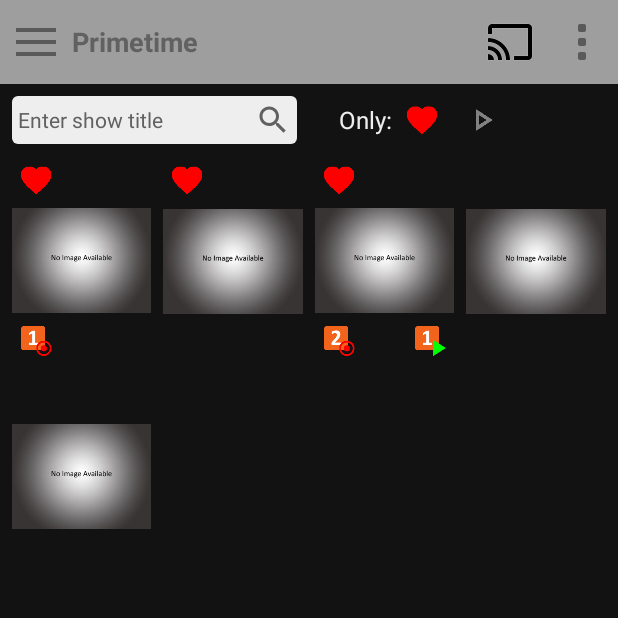
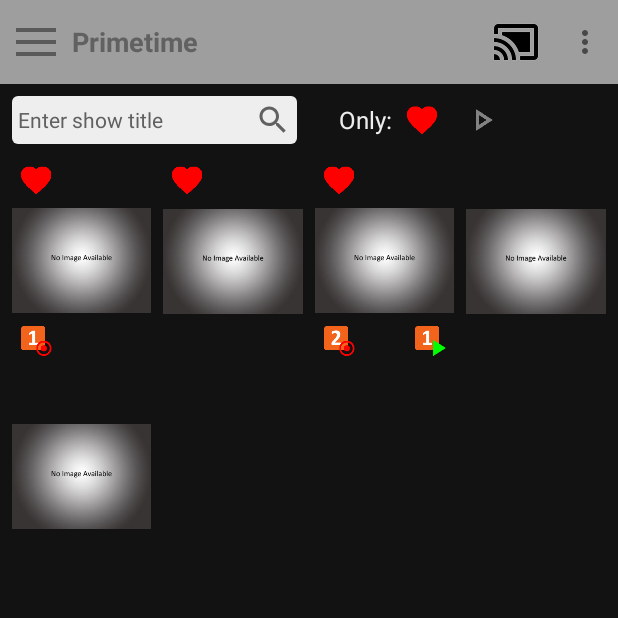
Before and after one commit to MikeMayfield/DroidTV7c, an Android app: the screen it shows after launch (MainActivity), on a phone screen of 412 x 824 dp, the top half of it. Run offline under Robolectric (Android 15) with nearby library versions, the phone set to English and light mode, and no system bars; our stand-ins replace data binding; pictures from the network do not load; 2 statements that could not run were skipped.

Commit message:
update topBar popup menu

```diff
--- a/app/src/main/java/com/nds/droidtv/MainActivity.kt
+++ b/app/src/main/java/com/nds/droidtv/MainActivity.kt
@@ -1,7 +1,7 @@
 package com.nds.droidtv
 
+import android.os.Bundle
 import androidx.appcompat.app.AppCompatActivity
-import android.os.Bundle
 import com.nds.droidtv.ui.serieslist.SeriesListFragment
 import com.nds.droidtv2.R
 
--- a/app/src/main/java/com/nds/droidtv/ui/serieslist/SeriesListFragment.kt
+++ b/app/src/main/java/com/nds/droidtv/ui/serieslist/SeriesListFragment.kt
@@ -1,15 +1,12 @@
 package com.nds.droidtv.ui.serieslist
 
-import android.app.Activity
 import android.os.Bundle
+import android.view.*
 import androidx.fragment.app.Fragment
-import android.view.LayoutInflater
-import android.view.View
-import android.view.ViewGroup
 import android.widget.Toast
+import androidx.appcompat.app.AppCompatActivity
 import androidx.databinding.DataBindingUtil
 import androidx.recyclerview.widget.GridLayoutManager
-import com.nds.droidtv.MainActivity
 import com.nds.droidtv.adapters.SeriesDialogAdapter
 import com.nds.droidtv.adapters.SeriesListAdapter
 import com.nds.droidtv.common.views.SeriesListDialog
@@ -28,7 +25,6 @@ class SeriesListFragment : Fragment() , SeriesListViewModelCallback, SeriesDialo
         fun newInstance() = SeriesListFragment()
     }
 
-
     override fun onCreateView(
         inflater: LayoutInflater, container: ViewGroup?,
         savedInstanceState: Bundle?
@@ -37,19 +33,18 @@ class SeriesListFragment : Fragment() , SeriesListViewModelCallback, SeriesDialo
         return binding.root
     }
 
-    override fun onActivityCreated(savedInstanceState: Bundle?) {
-        super.onActivityCreated(savedInstanceState)
+    override fun onViewCreated(view: View, savedInstanceState: Bundle?) {
+        super.onViewCreated(view, savedInstanceState)
         SeriesListViewModel(this).loadData()
         init()
     }
 
-
     private fun init() {
         val topbar = binding.topBar
+        (activity as AppCompatActivity).setSupportActionBar(topbar.toolbar)
+        setHasOptionsMenu(true)
         topbar.topBarClickListener = TopBarClickHandler()
         topbar.isLeftMenuShow = true
-        topbar.isRightBtnShow = true
-        topbar.isRightMenuShow = true
         topbar.title.text = getString(R.string.series_list_top_bar_title)
         topbar.isTitleShow = true
 
@@ -100,4 +95,26 @@ class SeriesListFragment : Fragment() , SeriesListViewModelCallback, SeriesDialo
         Toast.makeText(activity, "item $data clicked.", Toast.LENGTH_SHORT).show()
         dialog.dismiss()
     }
+
+    override fun onCreateOptionsMenu(menu: Menu, inflater: MenuInflater) {
+        inflater.inflate(R.menu.toolbar_popup_menu, menu);
+    }
+
+    override fun onOptionsItemSelected(item: MenuItem): Boolean {
+        return when (item.itemId) {
+            R.id.castToTv -> {
+                Toast.makeText(context, "Cast to Tv clicked.", Toast.LENGTH_SHORT).show()
+                true
+            }
+            R.id.castingBtn -> {
+                Toast.makeText(context, "Casting button clicked.", Toast.LENGTH_SHORT).show()
+                true
+            }
+            R.id.preferences -> {
+                Toast.makeText(context, "Preferences clicked.", Toast.LENGTH_SHORT).show()
+                true
+            }
+            else -> super.onOptionsItemSelected(item)
+        }
+    }
 }
--- a/app/src/main/res/layout/main_activity.xml
+++ b/app/src/main/res/layout/main_activity.xml
@@ -1,7 +1,11 @@
 <?xml version="1.0" encoding="utf-8"?>
-<FrameLayout xmlns:android="http://schemas.android.com/apk/res/android"
-    xmlns:tools="http://schemas.android.com/tools"
-    android:id="@+id/container"
+<androidx.constraintlayout.widget.ConstraintLayout
+    xmlns:android="http://schemas.android.com/apk/res/android"
     android:layout_width="match_parent"
-    android:layout_height="match_parent"
-    tools:context=".MainActivity" />
+    android:layout_height="match_parent">
+    <FrameLayout
+        android:id="@+id/container"
+        android:layout_width="match_parent"
+        android:layout_height="match_parent"/>
+
+</androidx.constraintlayout.widget.ConstraintLayout>
--- a/app/src/main/res/layout/series_list_portrait_fragment.xml
+++ b/app/src/main/res/layout/series_list_portrait_fragment.xml
@@ -1,6 +1,5 @@
 <?xml version="1.0" encoding="utf-8"?>
 <layout
-    xmlns:tools="http://schemas.android.com/tools"
     xmlns:android="http://schemas.android.com/apk/res/android"
     xmlns:app="http://schemas.android.com/apk/res-auto">
 
@@ -9,22 +8,20 @@
         android:layout_height="match_parent">
 
         <FrameLayout
-            android:id="@+id/llTopbar"
+            android:id="@+id/topBarContainer"
             android:layout_width="match_parent"
             android:layout_height="?actionBarSize"
             android:layout_gravity="center_vertical"
             app:layout_constraintTop_toTopOf="parent">
-
             <include
                 android:id="@+id/topBar"
                 layout="@layout/topbar" />
-
         </FrameLayout>
 
         <EditText
             android:id="@+id/search_box"
             android:layout_width="0dp"
-            app:layout_constraintTop_toBottomOf="@id/llTopbar"
+            app:layout_constraintTop_toBottomOf="@+id/topBarContainer"
             app:layout_constraintBottom_toTopOf="@id/rvSeriesList"
             app:layout_constraintStart_toStartOf="parent"
             app:layout_constraintEnd_toEndOf="@id/guideline"
@@ -46,7 +43,7 @@
             android:orientation="horizontal"
             android:gravity="center_vertical"
             android:layout_height="wrap_content"
-            app:layout_constraintTop_toBottomOf="@id/llTopbar"
+            app:layout_constraintTop_toBottomOf="@+id/topBarContainer"
             app:layout_constraintBottom_toTopOf="@id/rvSeriesList"
             app:layout_constraintStart_toStartOf="@id/guideline"
             app:layout_constraintEnd_toEndOf="parent"
--- a/app/src/main/res/layout/topbar.xml
+++ b/app/src/main/res/layout/topbar.xml
@@ -5,14 +5,6 @@
     <data>
 
         <import type="android.view.View" />
-
-        <variable
-            name="isRightMenuShow"
-            type="java.lang.Boolean" />
-
-        <variable
-            name="isRightBtnShow"
-            type="java.lang.Boolean" />
 
         <variable
             name="isLeftMenuShow"
@@ -36,6 +28,8 @@
         android:background="@color/colorPrimary"
         android:minHeight="?attr/actionBarSize"
         android:orientation="horizontal"
+        android:theme="@style/ThemeOverlay.AppCompat.Light"
+        app:popupTheme="@style/ThemeOverlay.AppCompat.Dark"
         app:contentInsetStart="0dp"
         app:layout_collapseMode="pin"
         app:layout_scrollFlags="scroll|enterAlways">
@@ -65,24 +59,6 @@
                 android:layout_height="wrap_content"
                 android:visibility="@{isTitleShow ? View.VISIBLE : View.GONE , default=gone}"/>
 
-            <androidx.appcompat.widget.AppCompatImageView
-                android:id="@+id/imgRightBtn"
-                android:layout_width="48dp"
-                android:layout_height="48dp"
-                android:paddingHorizontal="8dp"
-                android:onClick="@{(v)->topBarClickListener.onTopBarClickListener(v,@string/top_bar_right_btn)}"
-                android:src="@drawable/casting_disabled"
-                android:visibility="@{isLeftMenuShow ? View.VISIBLE : View.GONE , default=gone}" />
-
-            <androidx.appcompat.widget.AppCompatImageView
-                android:id="@+id/imgRightMenu"
-                android:layout_width="48dp"
-                android:layout_height="48dp"
-                android:paddingHorizontal="8dp"
-                android:onClick="@{(v)->topBarClickListener.onTopBarClickListener(v,@string/top_bar_right_menu)}"
-                android:src="@drawable/menu_vertical"
-                android:visibility="@{isLeftMenuShow ? View.VISIBLE : View.GONE , default=gone}" />
-
         </LinearLayout>
 
     </androidx.appcompat.widget.Toolbar>
--- /dev/null
+++ b/app/src/main/res/menu/toolbar_popup_menu.xml
@@ -0,0 +1,12 @@
+<?xml version="1.0" encoding="utf-8"?>
+<menu xmlns:android="http://schemas.android.com/apk/res/android"
+    xmlns:app="http://schemas.android.com/apk/res-auto">
+    <item android:id="@+id/castToTv"
+        android:title="@string/cast_to_tv"/>
+    <item android:id="@+id/preferences"
+        android:title="@string/preferences"/>
+    <item android:id="@+id/castingBtn"
+        android:title="@string/casting_btn"
+        android:icon="@drawable/casting_enabled"
+        app:showAsAction="ifRoom"/>
+</menu>
--- a/app/src/main/res/values/strings.xml
+++ b/app/src/main/res/values/strings.xml
@@ -6,6 +6,11 @@
     <string name="top_bar_right_menu">Right menu</string>
     <string name="top_bar_right_btn">Right button</string>
     <string name="series_list_top_bar_title">Primetime</string>
+
+    // TopBar popup menu item
+    <string name="cast_to_tv">Cast to Tv</string>
+    <string name="preferences">Preferences</string>
+    <string name="casting_btn">Casting button</string>
 
     // Dialog items
     <string name="more_information">More information</string>
```
